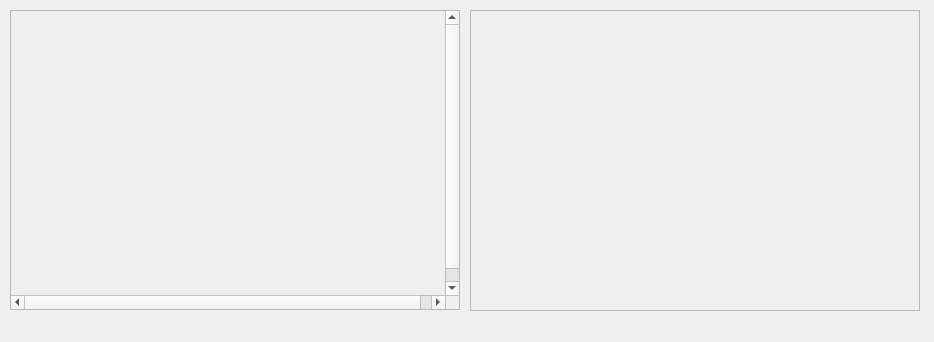
Above: src/rqt_gcs/resources/QuadStats.ui from CSUN-SERL/lcar-bot before the change. Below: the same form after it.
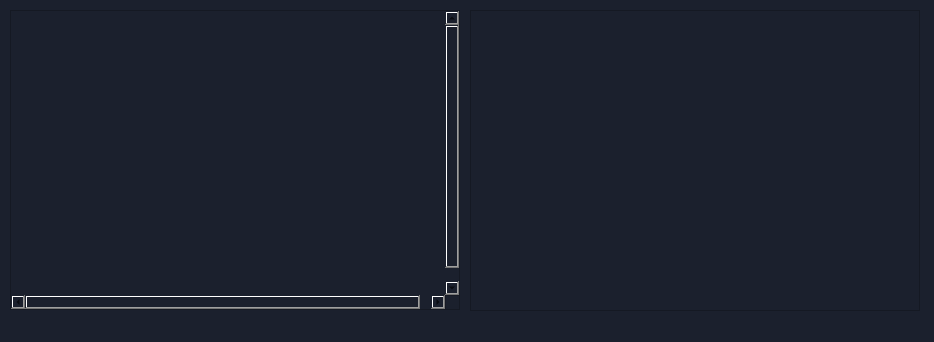
That is the form after the change.

Commit message: Modified some ui files to match our new color brand. Still in progress and we do not need to add the color through the cpp as of now

```diff
--- a/src/rqt_gcs/resources/QuadStats.ui
+++ b/src/rqt_gcs/resources/QuadStats.ui
@@ -13,6 +13,9 @@
   <property name="windowTitle">
    <string>LCAR Bot GCS</string>
   </property>
+  <property name="styleSheet">
+   <string notr="true">background-color: rgb(27, 32, 45);</string>
+  </property>
   <widget class="QScrollArea" name="MissionProgressScrollArea">
    <property name="geometry">
     <rect>
```
The commit also changes 5 other files.
